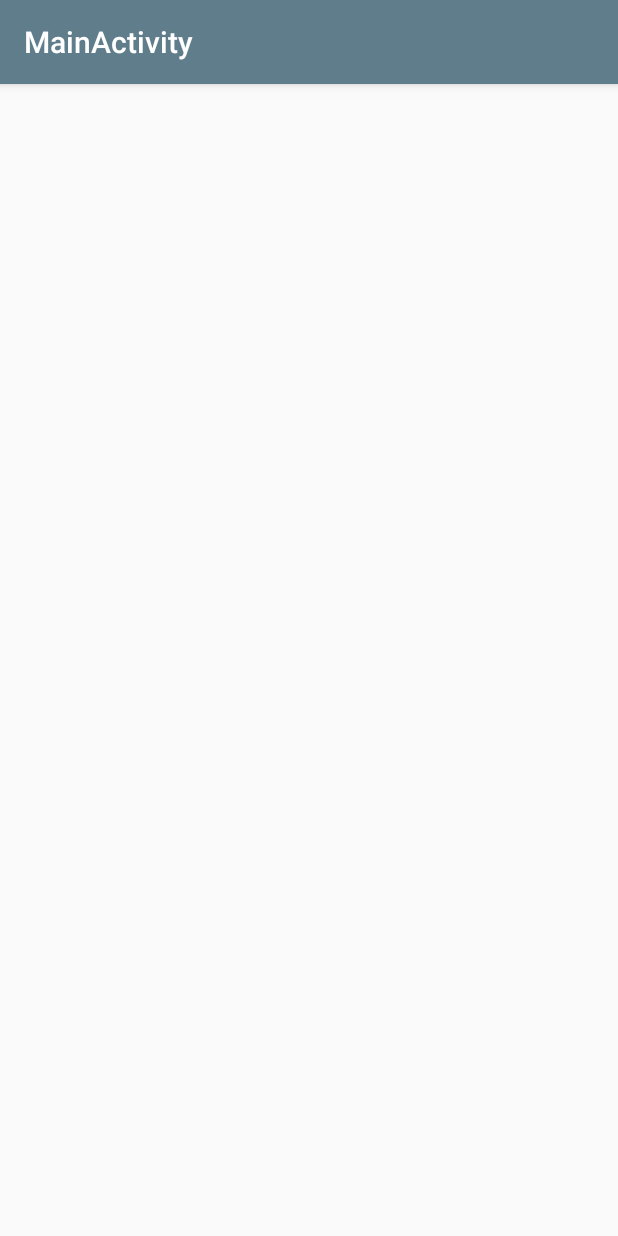
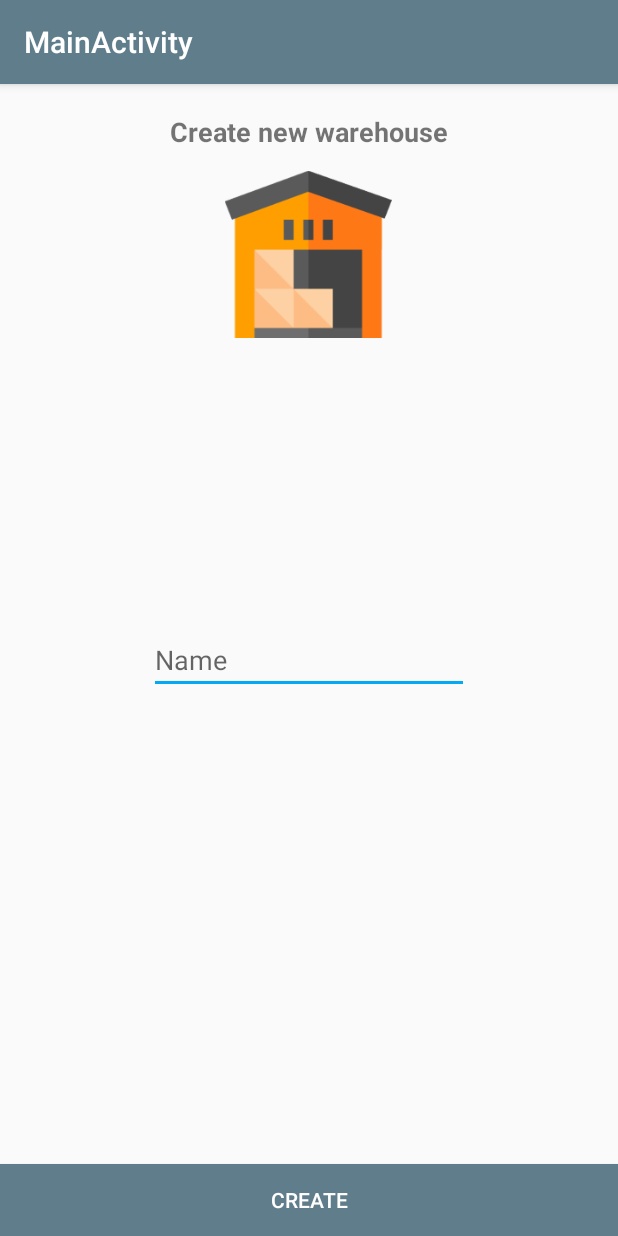
Before and after one commit to miguelsod/InventaryTool, an Android app: the CreateWarehouse screen opened directly, with no data from a screen before it, on a phone screen of 412 x 824 dp. Run offline under Robolectric (Android 15) with nearby library versions, the phone set to English and light mode, and no system bars; libraries missing offline, so code that uses them is left out: io.realm; 5 statements that could not run were skipped.

Commit message:
Create new Warehouse method working.

```diff
--- a/app/src/main/java/com/idbarcodesolutions/mainactivity/activities/CreateWarehouse.java
+++ b/app/src/main/java/com/idbarcodesolutions/mainactivity/activities/CreateWarehouse.java
@@ -1,50 +1,75 @@
 package com.idbarcodesolutions.mainactivity.activities;
 
+import android.content.Intent;
 import android.os.Bundle;
 import android.support.v7.app.AppCompatActivity;
+import android.view.View;
+import android.widget.Button;
+import android.widget.EditText;
+import android.widget.ImageView;
 import android.widget.Toast;
 
 import com.idbarcodesolutions.mainactivity.R;
+import com.idbarcodesolutions.mainactivity.models.User;
+import com.idbarcodesolutions.mainactivity.models.Warehouse;
+
+import io.realm.Realm;
+import io.realm.RealmList;
+import io.realm.RealmResults;
 
 public class CreateWarehouse extends AppCompatActivity {
+    private EditText editTextWarehouseName;
+    private ImageView imageViewIcon;
+    private Button buttonCreate;
+
+    private Warehouse newWarehouse;
+    private Realm realm;
+    private User user;
 
     @Override
     protected void onCreate(Bundle savedInstanceState) {
         super.onCreate(savedInstanceState);
         setContentView(R.layout.activity_create_warehouse);
+        realm = Realm.getDefaultInstance();
 
-        Toast.makeText(CreateWarehouse.this, "Hello, and welcome to the warehouse creation wizard", Toast.LENGTH_LONG).show();
-        // TODO: User does not have warehouse
-//            final LayoutInflater inflater = getLayoutInflater();
-//            final View viewToInflate = inflater.inflate(R.layout.create_new_warehouse, null);
-//            setContentView(R.layout.create_new_warehouse);
-//            buttonCreateWarehouse = (Button) findViewById(R.id.buttonCreateWarehouse);
-//            buttonCreateWarehouse.setOnClickListener(new View.OnClickListener() {
-//                @Override
-//                public void onClick(View view) {
-//                    view = viewToInflate;
-//                    editTextWarehouseName = (EditText) findViewById(R.id.editTextWarehouseName);
-//
-//                    if (!editTextWarehouseName.getText().toString().isEmpty()) {
-//                        final Warehouse newWarehouse = new Warehouse(editTextWarehouseName.getText().toString());
-//                        realm.executeTransaction(new Realm.Transaction() {
-//                            @Override
-//                            public void execute(Realm realm) {
-//                                userWarehouseList.add(newWarehouse);
-//                                user.setWarehouseList(userWarehouseList);
-//                                realm.copyToRealmOrUpdate(newWarehouse);
-//                                realm.copyToRealmOrUpdate(user);
-//                            }
-//                        });
-//
-//                        Intent intent = new Intent(LoginActivity.this, WarehouseList.class);
-//                        intent.setFlags(Intent.FLAG_ACTIVITY_NEW_TASK | Intent.FLAG_ACTIVITY_CLEAR_TASK);
-//                        startActivity(intent);
-//                        finish();
-//                    } else {
-//                        Toast.makeText(LoginActivity.this, "Please, enter a warehouse name", Toast.LENGTH_LONG).show();
-//                    }
-//                }
-//            });
+        editTextWarehouseName = (EditText) findViewById(R.id.editTextWarehouseName);
+        imageViewIcon = (ImageView) findViewById(R.id.imageView);
+        buttonCreate = (Button) findViewById(R.id.buttonCreateWarehouse);
+        user = getUser();
+        final RealmResults<Warehouse> warehouseList = realm.where(Warehouse.class).findAll();
+        final RealmList<Warehouse> warehouses = new RealmList<Warehouse>();
+        warehouses.addAll(warehouseList.subList(0, warehouseList.size()));
+
+        buttonCreate.setOnClickListener(new View.OnClickListener() {
+            @Override
+            public void onClick(View v) {
+                String warehouseName = editTextWarehouseName.getText().toString();
+                if (!warehouseName.isEmpty()) {
+                    newWarehouse = user.createNewWarehouse(warehouseName, user);
+                    warehouses.add(newWarehouse);
+                    realm.executeTransaction(new Realm.Transaction() {
+                        @Override
+                        public void execute(Realm realm) {
+                            realm.copyToRealmOrUpdate(newWarehouse);
+                            realm.copyToRealmOrUpdate(user);
+                        }
+                    });
+
+                    Intent intent = new Intent(CreateWarehouse.this, WarehouseList.class);
+                    intent.putExtra("username", user.getUsername());
+                    startActivity(intent);
+                } else {
+                    Toast.makeText(CreateWarehouse.this, "Please, enter a name.", Toast.LENGTH_LONG).show();
+                }
+            }
+        });
     }
+
+    private User getUser() {
+        Intent intent = getIntent();
+        String username = intent.getExtras().get("username").toString();
+        return realm.where(User.class).equalTo("username", username).findFirst();
+    }
+
+
 }
--- a/app/src/main/java/com/idbarcodesolutions/mainactivity/activities/InitialSetup.java
+++ b/app/src/main/java/com/idbarcodesolutions/mainactivity/activities/InitialSetup.java
@@ -64,7 +64,7 @@ public class InitialSetup extends AppCompatActivity {
                             public void execute(Realm realm) {
                                 realm.copyToRealmOrUpdate(user);
                                 Intent intent = new Intent(InitialSetup.this, LoginActivity.class);
-                                intent.putExtra("username", "admin");
+                                intent.putExtra("username", user.getUsername());
                                 intent.setFlags(Intent.FLAG_ACTIVITY_NO_HISTORY | Intent.FLAG_ACTIVITY_CLEAR_TASK);
                                 startActivity(intent);
                                 finish();
--- a/app/src/main/res/layout/activity_create_warehouse.xml
+++ b/app/src/main/res/layout/activity_create_warehouse.xml
@@ -1,10 +1,52 @@
 <?xml version="1.0" encoding="utf-8"?>
-<android.support.constraint.ConstraintLayout xmlns:android="http://schemas.android.com/apk/res/android"
+<RelativeLayout xmlns:android="http://schemas.android.com/apk/res/android"
+    xmlns:app="http://schemas.android.com/apk/res-auto"
     xmlns:tools="http://schemas.android.com/tools"
-    android:id="@+id/linearLayout"
     android:layout_width="match_parent"
     android:layout_height="match_parent"
-    android:orientation="vertical"
+    android:fadingEdge="vertical"
     tools:context=".activities.CreateWarehouse">
 
-</android.support.constraint.ConstraintLayout>
+    <TextView
+        android:id="@+id/textViewInstructions"
+        android:layout_width="wrap_content"
+        android:layout_height="wrap_content"
+        android:layout_alignParentTop="true"
+        android:layout_centerHorizontal="true"
+        android:layout_marginTop="19dp"
+        android:text="Create new warehouse"
+        android:textSize="18sp"
+        android:textStyle="bold" />
+
+    <EditText
+        android:id="@+id/editTextWarehouseName"
+        android:layout_width="wrap_content"
+        android:layout_height="wrap_content"
+        android:layout_centerInParent="true"
+        android:ems="10"
+        android:focusable="true"
+        android:hint="Name"
+        android:inputType="textPersonName" />
+
+    <Button
+        android:id="@+id/buttonCreateWarehouse"
+        android:layout_width="match_parent"
+        android:layout_height="wrap_content"
+        android:layout_alignParentStart="true"
+        android:layout_alignParentBottom="true"
+        android:background="@color/colorPrimary"
+        android:ems="13"
+        android:text="CREATE"
+        android:textColor="#FFFF" />
+
+    <ImageView
+        android:id="@+id/imageView"
+        android:layout_width="111dp"
+        android:layout_height="111dp"
+        android:layout_alignParentTop="true"
+        android:layout_centerHorizontal="true"
+        android:layout_marginTop="58dp"
+        app:srcCompat="@drawable/warehouse" />
+
+
+</RelativeLayout>
--- a/build.gradle
+++ b/build.gradle
@@ -7,7 +7,7 @@ buildscript {
         jcenter()
     }
     dependencies {
-        classpath 'com.android.tools.build:gradle:3.2.0'
+        classpath 'com.android.tools.build:gradle:3.2.1'
         classpath "io.realm:realm-gradle-plugin:5.7.0"
 
 
```
Also changed, not shown: app/src/main/java/com/idbarcodesolutions/mainactivity/activities/LoginActivity.java (+7 -14 lines), app/src/main/java/com/idbarcodesolutions/mainactivity/activities/WarehouseList.java (+6 -2 lines), app/src/main/res/layout/create_new_warehouse.xml (deleted, +0 -60 lines).
